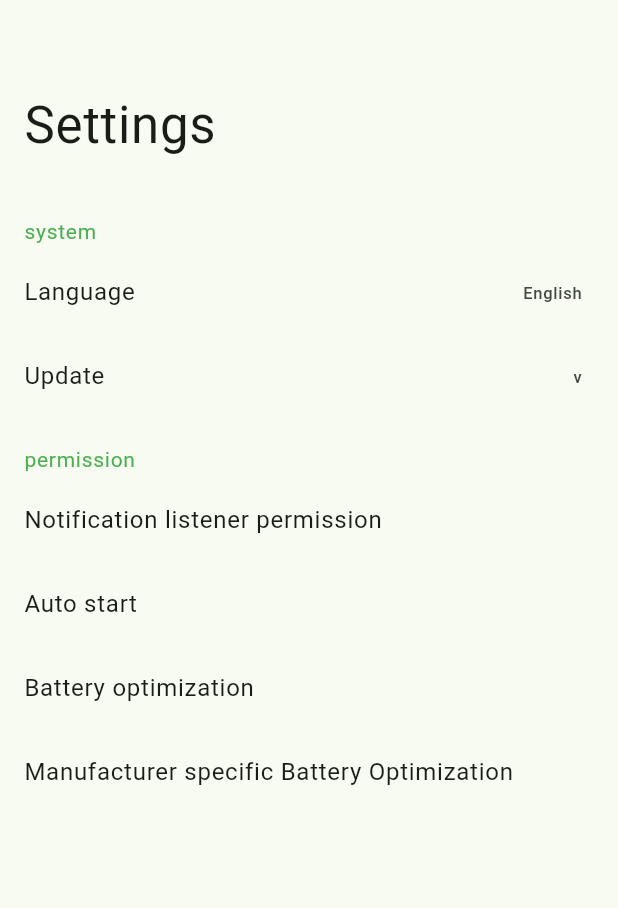
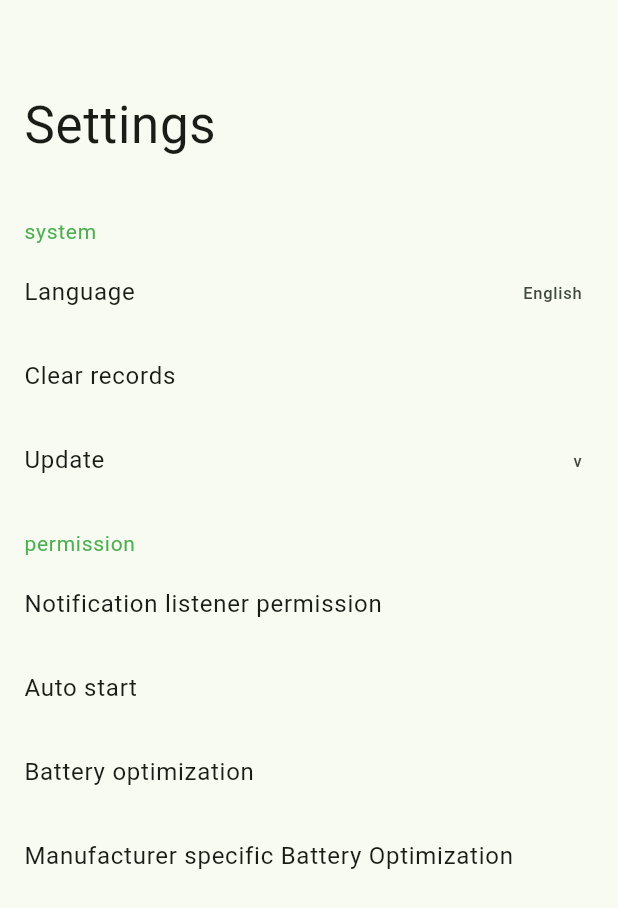
Before and after one commit to indiebase/PITM, a Flutter app: the SettingsPage screen opened directly, on a phone screen of 412 x 824 dp. Shown: the top 908 px of the screen. Run offline on Flutter 3.47's test engine with Material 2 defaults, Android fonts, the phone set to English and light mode, and no system bars; our stand-ins replace firebase_analytics, firebase_core, flutter_local_notifications, flutter_markdown, flutter_screenutil, fluttertoast and 8 more; missing offline and left inert: cached_memory_image, device_apps, disable_battery_optimization, flutter_archive, flutter_notification_listener, markdown and 4 more; accounts and stored records are empty; network calls fail; statements that could not run were skipped.

Commit message:
fix: Empty amounts are added to records

```diff
--- a/lib/i18n/en_US.dart
+++ b/lib/i18n/en_US.dart
@@ -23,5 +23,6 @@ const Map<String, String> en_US = {
       'Note Bene! This app requires notification listener permission and battery optimization turned off to work.',
   'Battery Optimization !': 'Battery Optimization !',
   'Notification Listener': 'Notification Listener',
-  'Start listen': 'Start listen',
+  'Start listening': 'Start listening',
+  'Clear records': 'Clear records',
 };
--- a/lib/i18n/zh_CN.dart
+++ b/lib/i18n/zh_CN.dart
@@ -22,5 +22,6 @@ Map<String, String> zh_CN = {
       '注意! 这个应用程序需要通知监听器许可和关闭电池优化才能工作。',
   'Battery Optimization !': '电池优化 !',
   'Notification Listener': '监听通知',
-  'Start listen': '开始监听',
+  'Start listening': '开始监听',
+  'Clear records': '清除记录',
 };
--- a/lib/pages/home/home.dart
+++ b/lib/pages/home/home.dart
@@ -28,7 +28,7 @@ class HomePage extends StatelessWidget {
                         label: Text(
                           _watcherController.isListening.value
                               ? "${"Listening".tr}..."
-                              : "Start listen".tr,
+                              : "Start listening".tr,
                           style: const TextStyle(fontSize: 16),
                         ),
                       ),
--- a/lib/pages/home/watcher_controller.dart
+++ b/lib/pages/home/watcher_controller.dart
@@ -59,6 +59,12 @@ class WatcherController extends GetxController {
     }
 
     await recordsBox.add(record);
+  }
+
+  Future<void> clearRecords() async {
+    records.value = [];
+    records2.value = [];
+    await recordsBox.clear();
   }
 
   @override
--- a/lib/pages/settings/settings.dart
+++ b/lib/pages/settings/settings.dart
@@ -7,10 +7,13 @@ import 'package:pitm/pages/add_rules/add_rules_controller.dart';
 import 'package:pitm/pages/settings/settings_controller.dart';
 import 'package:unicons/unicons.dart';
 
+import '../home/watcher_controller.dart';
+
 class SettingsPage extends GetView<SettingsController> {
   SettingsPage({super.key});
 
   final RulesController _rulesController = RulesController.to;
+  final watcher = WatcherController.to;
 
   @override
   Widget build(BuildContext context) {
@@ -118,6 +121,10 @@ class SettingsPage extends GetView<SettingsController> {
                 title: const Text("Language"),
                 trailing: Text('_locale'.tr),
               ),
+              ListTile(
+                onTap: watcher.clearRecords,
+                title: Text("Clear records".tr),
+              ),
               updateTile,
             ],
           ),
--- a/lib/pitm.dart
+++ b/lib/pitm.dart
@@ -82,8 +82,10 @@ class _PITMState extends State<PITM> {
         ..createTime = event.createAt!
         ..uid = event.uniqueId ?? '';
 
-      await watcher.addRecord(record);
-      await _requestCallback(rule, record);
+      if (amount != null && amount != '0') {
+        await watcher.addRecord(record);
+        await _requestCallback(rule, record);
+      }
     }
   }
 
```
Also changed, not shown: 1 other file.
